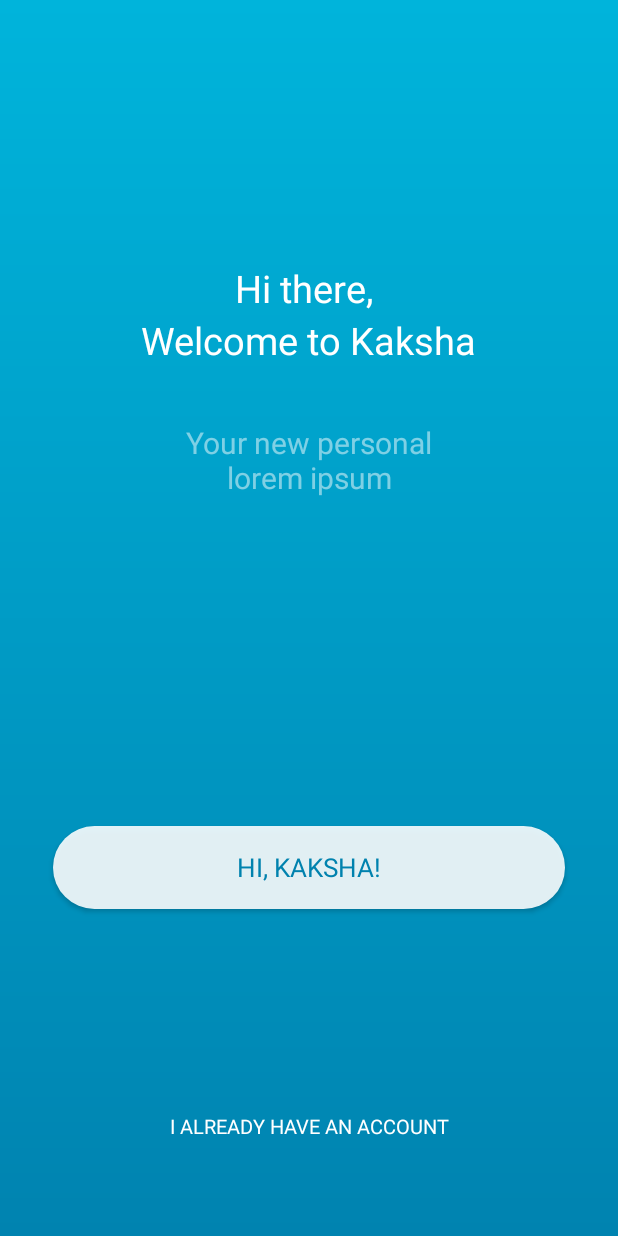
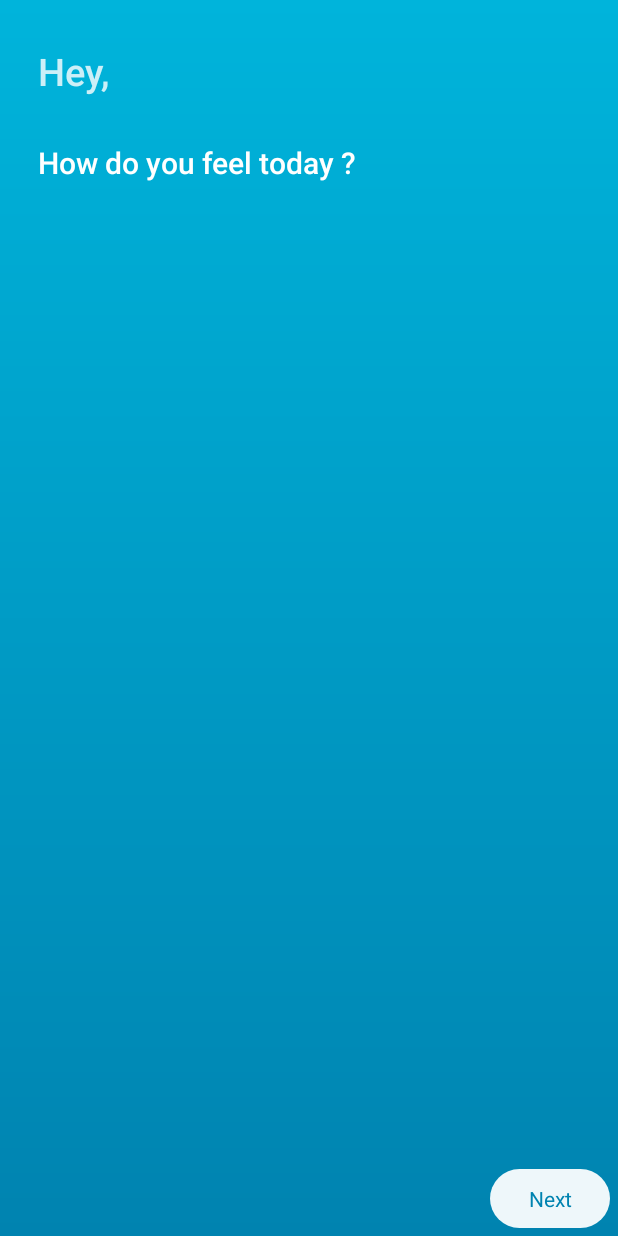
Before and after one commit to gauravrai1/gateways2019, an Android app: the screen it shows after launch (MainActivity before the commit, Question after it), on a phone screen of 412 x 824 dp. Run offline under Robolectric (Android 15) with nearby library versions, the light colour scheme and no system bars.

Commit message:
Question screen all View ID's set and connected

```diff
--- a/app/src/main/AndroidManifest.xml
+++ b/app/src/main/AndroidManifest.xml
@@ -10,15 +10,15 @@
         android:supportsRtl="true"
         android:theme="@style/AppTheme">
         <activity android:name=".Question">
-        </activity>
-        <activity android:name=".Home" />
-        <activity android:name=".MainActivity">
             <intent-filter>
                 <action android:name="android.intent.action.MAIN" />
 
                 <category android:name="android.intent.category.LAUNCHER" />
             </intent-filter>
         </activity>
+        <activity android:name=".Home" />
+        <activity android:name=".MainActivity">
+        </activity>
     </application>
 
 </manifest>
--- a/app/src/main/java/com/example/kaksha/Question.java
+++ b/app/src/main/java/com/example/kaksha/Question.java
@@ -3,15 +3,107 @@ package com.example.kaksha;
 import androidx.appcompat.app.AppCompatActivity;
 
 import android.os.Bundle;
+import android.view.View;
+import android.widget.LinearLayout;
+import android.widget.ScrollView;
+import android.widget.SeekBar;
+import android.widget.TextView;
+
+import com.example.kaksha.DB.TinyDB;
 
 public class Question extends AppCompatActivity {
+
+    TextView name, q1, q2, q3, q4, q5, q6;
+    LinearLayout a1, a3, a4, a5, a6;
+    TextView aa1, aa2, aa3, aa4, aa5, aa6, aa7, aa8, aa9, aa10, aa11, aa12, aa13;
+    TextView a21, a22, a23, a24, a25, a26, a27, a28, a29, a210;
+    TextView a31, a32, a33;
+    TextView a41, a42, a43, a44, a45;
+    TextView a51, a52, a53, a54, a55;
+    TextView next;
+    SeekBar a2;
+    ScrollView scrollView;
+    int quetsion = 1;
+    private TinyDB db;
 
     @Override
     protected void onCreate(Bundle savedInstanceState) {
         super.onCreate(savedInstanceState);
         setContentView(R.layout.activity_question);
 
+        db = new TinyDB(Question.this);
 
+        setViews();
+
+        a2.setVisibility(View.GONE);
+        a3.setVisibility(View.GONE);
+        a4.setVisibility(View.GONE);
+        a5.setVisibility(View.GONE);
+        a6.setVisibility(View.GONE);
+        q2.setVisibility(View.GONE);
+        q3.setVisibility(View.GONE);
+        q4.setVisibility(View.GONE);
+        q5.setVisibility(View.GONE);
+        q6.setVisibility(View.GONE);
+
+        name.setText("Hey, "+db.getString("name"));
 
     }
+
+    private void setViews() {
+
+        name = findViewById(R.id.name);
+        next = findViewById(R.id.next);
+        scrollView = findViewById(R.id.scrollView);
+        a1 = findViewById(R.id.answer1);
+        a2 = findViewById(R.id.answer2);
+        a3 = findViewById(R.id.answer3);
+        a4 = findViewById(R.id.answer4);
+        a5 = findViewById(R.id.answer5);
+        a6 = findViewById(R.id.answer6);
+        q1 = findViewById(R.id.question1);
+        q2 = findViewById(R.id.question2);
+        q3 = findViewById(R.id.question3);
+        q4 = findViewById(R.id.question4);
+        q5 = findViewById(R.id.question5);
+        q6 = findViewById(R.id.question6);
+        aa1 = findViewById(R.id.a1);
+        aa2 = findViewById(R.id.a2);
+        aa3 = findViewById(R.id.a3);
+        aa4 = findViewById(R.id.a4);
+        aa5 = findViewById(R.id.a5);
+        aa6 = findViewById(R.id.a6);
+        aa7 = findViewById(R.id.a7);
+        aa8 = findViewById(R.id.a8);
+        aa9 = findViewById(R.id.a9);
+        aa10 = findViewById(R.id.a10);
+        aa11 = findViewById(R.id.a11);
+        aa12 = findViewById(R.id.a12);
+        aa13 = findViewById(R.id.a13);
+        a21 = findViewById(R.id.a21);
+        a22 = findViewById(R.id.a22);
+        a23 = findViewById(R.id.a23);
+        a24 = findViewById(R.id.a24);
+        a25 = findViewById(R.id.a25);
+        a26 = findViewById(R.id.a26);
+        a27 = findViewById(R.id.a27);
+        a28 = findViewById(R.id.a28);
+        a29 = findViewById(R.id.a29);
+        a210 = findViewById(R.id.a210);
+        a31 = findViewById(R.id.a31);
+        a32 = findViewById(R.id.a32);
+        a33 = findViewById(R.id.a33);
+        a41 = findViewById(R.id.a41);
+        a42 = findViewById(R.id.a42);
+        a43 = findViewById(R.id.a43);
+        a44 = findViewById(R.id.a44);
+        a45 = findViewById(R.id.a45);
+        a51 = findViewById(R.id.a51);
+        a52 = findViewById(R.id.a52);
+        a53 = findViewById(R.id.a53);
+        a54 = findViewById(R.id.a54);
+        a55 = findViewById(R.id.a55);
+
+    }
+
 }
--- a/app/src/main/res/layout/activity_question.xml
+++ b/app/src/main/res/layout/activity_question.xml
@@ -8,6 +8,7 @@
     tools:context=".Question">
 
     <ScrollView
+        android:id="@+id/scrollView"
         android:layout_width="match_parent"
         android:layout_height="match_parent">
 
@@ -29,7 +30,7 @@
                 android:layout_height="match_parent"/>
 
             <TextView
-                android:visibility="gone"
+                android:visibility="visible"
                 android:fontFamily="sans-serif-medium"
                 android:layout_marginTop="30dp"
                 android:layout_marginStart="25dp"
@@ -41,6 +42,7 @@
                 android:layout_height="match_parent"/>
 
             <LinearLayout
+                android:id="@+id/answer1"
                 android:visibility="gone"
                 android:layout_marginTop="80dp"
                 android:orientation="vertical"
@@ -57,6 +59,7 @@
                     android:layout_height="50dp">
 
                     <TextView
+                        android:id="@+id/a1"
                         android:elevation="3dp"
                         android:layout_marginEnd="10dp"
                         android:padding="5dp"
@@ -68,6 +71,7 @@
                         android:layout_height="30dp"/>
 
                     <TextView
+                        android:id="@+id/a2"
                         android:textColor="@color/white"
                         android:elevation="3dp"
                         android:layout_marginStart="10dp"
@@ -80,6 +84,7 @@
                         android:layout_height="30dp"/>
 
                     <TextView
+                        android:id="@+id/a3"
                         android:layout_width="80dp"
                         android:layout_height="30dp"
                         android:layout_marginStart="10dp"
@@ -103,6 +108,7 @@
                     android:layout_height="50dp">
 
                     <TextView
+                        android:id="@+id/a4"
                         android:elevation="3dp"
                         android:layout_marginEnd="10dp"
                         android:padding="5dp"
@@ -114,6 +120,7 @@
                         android:layout_height="30dp"/>
 
                     <TextView
+                        android:id="@+id/a5"
                         android:textColor="@color/white"
                         android:elevation="3dp"
                         android:layout_marginStart="10dp"
@@ -138,6 +145,7 @@
                     android:layout_height="50dp">
 
                     <TextView
+                        android:id="@+id/a6"
                         android:elevation="3dp"
                         android:layout_marginEnd="10dp"
                         android:padding="5dp"
@@ -149,6 +157,7 @@
                         android:layout_height="30dp"/>
 
                     <TextView
+                        android:id="@+id/a7"
                         android:textColor="@color/white"
                         android:elevation="3dp"
                         android:layout_marginStart="10dp"
@@ -161,6 +170,7 @@
                         android:layout_height="30dp"/>
 
                     <TextView
+                        android:id="@+id/a8"
                         android:layout_width="80dp"
                         android:layout_height="30dp"
                         android:layout_marginStart="10dp"
@@ -184,6 +194,7 @@
                     android:layout_height="50dp">
 
                     <TextView
+                        android:id="@+id/a9"
                         android:elevation="3dp"
                         android:layout_marginEnd="10dp"
                         android:padding="5dp"
@@ -195,6 +206,7 @@
                         android:layout_height="30dp"/>
 
                     <TextView
+                        android:id="@+id/a10"
                         android:textColor="@color/white"
                         android:elevation="3dp"
                         android:layout_marginStart="10dp"
@@ -219,6 +231,7 @@
                     android:layout_height="50dp">
 
                     <TextView
+                        android:id="@+id/a11"
                         android:elevation="3dp"
                         android:layout_marginEnd="10dp"
                         android:padding="5dp"
@@ -230,6 +243,7 @@
                         android:layout_height="30dp"/>
 
                     <TextView
+                        android:id="@+id/a12"
                         android:textColor="@color/white"
                         android:elevation="3dp"
                         android:layout_marginStart="10dp"
@@ -242,6 +256,7 @@
                         android:layout_height="30dp"/>
 
                     <TextView
+                        android:id="@+id/a13"
                         android:layout_width="100dp"
                         android:layout_height="30dp"
                         android:layout_marginStart="10dp"
@@ -257,7 +272,7 @@
             </LinearLayout>
 
             <TextView
-                android:visibility="gone"
+                android:visibility="visible"
                 android:fontFamily="sans-serif-medium"
                 android:layout_marginTop="100dp"
                 android:layout_marginStart="25dp"
@@ -269,11 +284,11 @@
                 android:layout_height="match_parent"/>
 
             <SeekBar
-                android:visibility="gone"
+                android:id="@+id/answer2"
+                android:visibility="visible"
                 android:layout_marginTop="100dp"
                 android:layout_marginStart="10dp"
                 android:layout_marginEnd="10dp"
-                android:id="@+id/seekBar"
                 android:max="100"
                 android:progress="50"
                 android:progressTint="@color/white"
@@ -282,7 +297,7 @@
                 android:layout_height="wrap_content"/>
 
             <TextView
-                android:visibility="gone"
+                android:visibility="visible"
                 android:fontFamily="sans-serif-medium"
                 android:layout_marginTop="100dp"
                 android:layout_marginStart="25dp"
@@ -294,7 +309,8 @@
                 android:layout_height="match_parent"/>
 
             <LinearLayout
-                android:visibility="gone"
+                android:id="@+id/answer3"
+                android:visibility="visible"
                 android:layout_marginTop="80dp"
                 android:orientation="vertical"
                 android:layout_width="match_parent"
@@ -310,6 +326,7 @@
                     android:layout_height="50dp">
 
                     <TextView
+                        android:id="@+id/a21"
                         android:elevation="3dp"
                         android:layout_marginEnd="10dp"
                         android:padding="5dp"
@@ -321,6 +338,7 @@
                         android:layout_height="30dp"/>
 
                     <TextView
+                        android:id="@+id/a22"
                         android:textColor="@color/white"
                         android:elevation="3dp"
                         android:layout_marginStart="10dp"
@@ -333,6 +351,7 @@
                         android:layout_height="30dp"/>
 
                     <TextView
+                        android:id="@+id/a23"
                         android:layout_width="80dp"
                         android:layout_height="30dp"
                         android:layout_marginStart="10dp"
@@ -356,6 +375,7 @@
                     android:layout_height="50dp">
 
                     <TextView
+                        android:id="@+id/a24"
                         android:elevation="3dp"
                         android:layout_marginEnd="10dp"
                         android:padding="5dp"
@@ -367,6 +387,7 @@
                         android:layout_height="30dp"/>
 
                     <TextView
+                        android:id="@+id/a25"
                         android:textColor="@color/white"
                         android:elevation="3dp"
                         android:layout_marginStart="10dp"
@@ -391,6 +412,7 @@
                     android:layout_height="50dp">
 
                     <TextView
+                        android:id="@+id/a26"
                         android:elevation="3dp"
                         android:layout_marginEnd="10dp"
                         android:padding="5dp"
@@ -402,6 +424,7 @@
                         android:layout_height="30dp"/>
 
                     <TextView
+                        android:id="@+id/a27"
                         android:textColor="@color/white"
                         android:elevation="3dp"
                         android:layout_marginStart="10dp"
@@ -414,6 +437,7 @@
                         android:layout_height="30dp"/>
 
                     <TextView
+                        android:id="@+id/a28"
                         android:layout_width="80dp"
                         android:layout_height="30dp"
                         android:layout_marginStart="10dp"
@@ -437,6 +461,7 @@
                     android:layout_height="50dp">
 
                     <TextView
+                        android:id="@+id/a29"
                         android:elevation="3dp"
                         android:layout_marginEnd="10dp"
                         android:padding="5dp"
@@ -448,6 +473,7 @@
                         android:layout_height="30dp"/>
 
                     <TextView
+                        android:id="@+id/a210"
                         android:textColor="@color/white"
                         android:elevation="3dp"
                         android:layout_marginStart="10dp"
@@ -464,7 +490,7 @@
             </LinearLayout>
 
             <TextView
-                android:visibility="gone"
+                android:visibility="visible"
                 android:fontFamily="sans-serif-medium"
                 android:layout_marginTop="100dp"
                 android:layout_marginStart="25dp"
@@ -476,7 +502,8 @@
                 android:layout_height="match_parent"/>
 
             <LinearLayout
-                android:visibility="gone"
+                android:id="@+id/answer4"
+                android:visibility="visible"
                 android:layout_marginTop="80dp"
                 android:orientation="vertical"
                 android:layout_width="match_parent"
@@ -492,6 +519,7 @@
                     android:layout_height="50dp">
 
                     <TextView
+                        android:id="@+id/a31"
                         android:elevation="3dp"
                         android:layout_marginEnd="10dp"
                         android:padding="5dp"
@@ -503,6 +531,7 @@
                         android:layout_height="30dp"/>
 
                     <TextView
+                        android:id="@+id/a32"
                         android:textColor="@color/white"
                         android:elevation="3dp"
                         android:layout_marginStart="10dp"
@@ -527,6 +556,7 @@
                     android:layout_height="50dp">
 
                     <TextView
+                        android:id="@+id/a33"
                         android:elevation="3dp"
                         android:layout_marginEnd="10dp"
                         android:padding="5dp"
@@ -542,7 +572,7 @@
             </LinearLayout>
 
             <TextView
-                android:visibility="gone"
+                android:visibility="visible"
                 android:fontFamily="sans-serif-medium"
                 android:layout_marginTop="100dp"
                 android:layout_marginStart="25dp"
@@ -554,6 +584,7 @@
                 android:layout_height="match_parent"/>
 
             <LinearLayout
+                android:id="@+id/answer5"
                 android:visibility="visible"
                 android:layout_marginTop="80dp"
                 android:orientation="vertical"
@@ -570,6 +601,7 @@
                     android:layout_height="50dp">
 
                     <TextView
+                        android:id="@+id/a41"
                         android:elevation="3dp"
                         android:layout_marginEnd="10dp"
                         android:padding="5dp"
@@ -581,6 +613,7 @@
                         android:layout_height="30dp"/>
 
                     <TextView
+                        android:id="@+id/a42"
                         android:textColor="@color/white"
                         android:elevation="3dp"
                         android:layout_marginStart="10dp"
@@ -593,6 +626,7 @@
                         android:layout_height="30dp"/>
 
                     <TextView
+                        android:id="@+id/a43"
                         android:layout_width="80dp"
                         android:layout_height="30dp"
                         android:layout_marginStart="10dp"
@@ -616,6 +650,7 @@
                     android:layout_height="50dp">
 
                     <TextView
+                        android:id="@+id/a44"
                         android:elevation="3dp"
                         android:layout_marginEnd="10dp"
                         android:padding="5dp"
@@ -627,6 +662,7 @@
                         android:layout_height="30dp"/>
 
                     <TextView
+                        android:id="@+id/a45"
                         android:textColor="@color/white"
                         android:elevation="3dp"
                         android:layout_marginStart="10dp"
@@ -640,8 +676,31 @@
 
                 </LinearLayout>
 
+            </LinearLayout>
+
+            <TextView
+                android:visibility="visible"
+                android:fontFamily="sans-serif-medium"
+                android:layout_marginTop="100dp"
+                android:layout_marginStart="25dp"
+                android:textSize="20dp"
+                android:paddingEnd="15dp"
+                android:textColor="@color/white"
+                android:id="@+id/question6"
+                android:text="Are you conscious of your actions in a social setting because of fear of offending someone or getting a rejection ?"
+                android:layout_width="match_parent"
+                android:layout_height="match_parent"/>
+
+            <LinearLayout
+                android:id="@+id/answer6"
+                android:layout_marginBottom="400dp"
+                android:visibility="visible"
+                android:layout_marginTop="80dp"
+                android:orientation="vertical"
+                android:layout_width="match_parent"
+                android:layout_height="match_parent">
+
                 <LinearLayout
-                    android:layout_marginTop="10dp"
                     android:gravity="center"
                     android:orientation="horizontal"
                     android:weightSum="3"
@@ -651,17 +710,19 @@
                     android:layout_height="50dp">
 
                     <TextView
+                        android:id="@+id/a51"
                         android:elevation="3dp"
                         android:layout_marginEnd="10dp"
                         android:padding="5dp"
                         android:gravity="center"
                         android:background="@drawable/button_round_orange"
-                        android:text="Health"
+                        android:text="Never"
                         android:textColor="@color/white"
                         android:layout_width="80dp"
                         android:layout_height="30dp"/>
 
                     <TextView
+                        android:id="@+id/a52"
                         android:textColor="@color/white"
                         android:elevation="3dp"
                         android:layout_marginStart="10dp"
@@ -669,11 +730,12 @@
                         android:gravity="center"
                         android:layout_marginEnd="10dp"
                         android:background="@drawable/button_round_green"
-                        android:text="Sex"
+                        android:text="Rarely"
                         android:layout_width="80dp"
                         android:layout_height="30dp"/>
 
                     <TextView
+                        android:id="@+id/a53"
                         android:layout_width="80dp"
                         android:layout_height="30dp"
                         android:layout_marginStart="10dp"
@@ -681,7 +743,7 @@
                         android:elevation="3dp"
                         android:gravity="center"
                         android:padding="5dp"
-                        android:text="Stress"
+                        android:text="Sometimes"
                         android:textColor="@color/white" />
 
                 </LinearLayout>
@@ -697,17 +759,19 @@
                     android:layout_height="50dp">
 
                     <TextView
+                        android:id="@+id/a54"
                         android:elevation="3dp"
                         android:layout_marginEnd="10dp"
                         android:padding="5dp"
                         android:gravity="center"
-                        android:background="@drawable/button_round_green"
-                        android:text="Bad Sleep"
+                        android:background="@drawable/button_round_orange"
+                        android:text="Often"
                         android:textColor="@color/white"
-                        android:layout_width="80dp"
+                        android:layout_width="110dp"
                         android:layout_height="30dp"/>
 
                     <TextView
+                        android:id="@+id/a55"
                         android:textColor="@color/white"
                         android:elevation="3dp"
                         android:layout_marginStart="10dp"
@@ -715,7 +779,7 @@
                         android:gravity="center"
                         android:layout_marginEnd="10dp"
                         android:background="@drawable/button_round_blue"
-                        android:text="Partner"
+                        android:text="Very often"
                         android:layout_width="80dp"
                         android:layout_height="30dp"/>
 
@@ -728,7 +792,7 @@
     </ScrollView>
 
     <TextView
-        android:alpha="0.5"
+        android:id="@+id/next"
         android:layout_marginBottom="5dp"
         android:layout_marginEnd="5dp"
         android:textColor="@color/colorPrimary"
```
